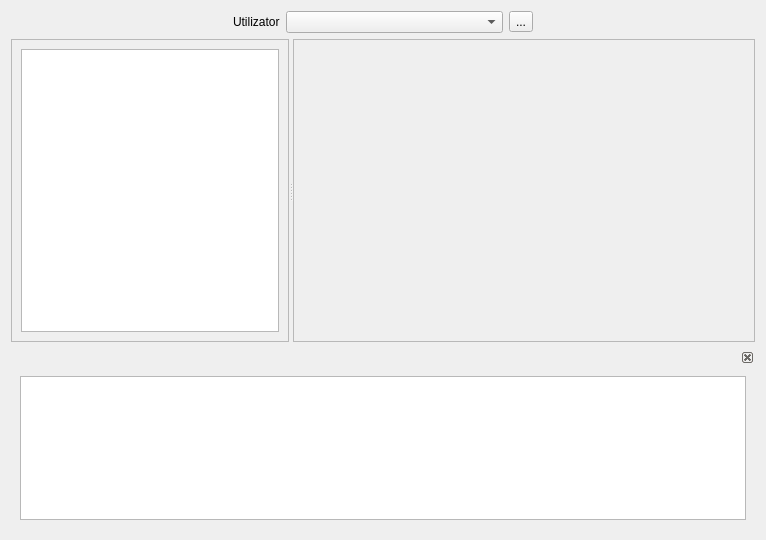
This is data/userpreferences.ui in debalex77/USG as Qt 5 draws it before an edit. The edited form follows.
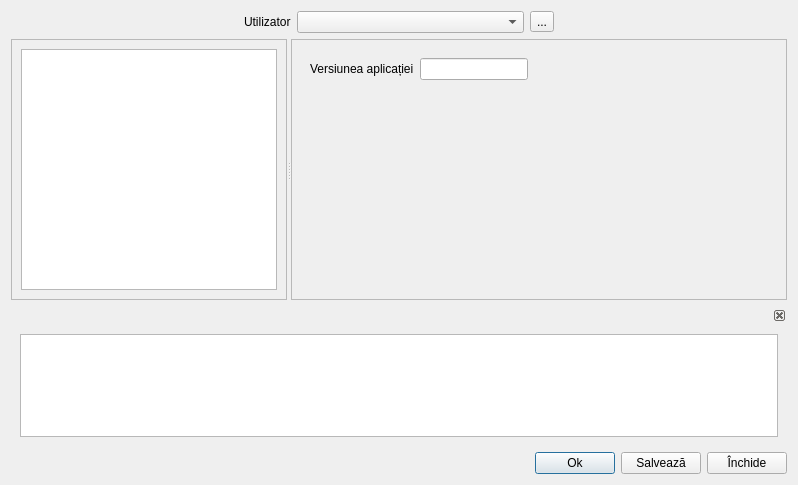
This is the edited form. The open tabs and pages were chosen to show the change. Icons and pictures are not drawn.

Commit message: update new realease / userpreferences

What changed in the file:
```diff
--- a/data/userpreferences.ui
+++ b/data/userpreferences.ui
@@ -6,27 +6,14 @@
    <rect>
     <x>0</x>
     <y>0</y>
-    <width>766</width>
-    <height>540</height>
+    <width>798</width>
+    <height>485</height>
    </rect>
   </property>
   <property name="windowTitle">
    <string>Dialog</string>
   </property>
   <layout class="QGridLayout" name="gridLayout">
-   <item row="0" column="0">
-    <spacer name="horizontalSpacer">
-     <property name="orientation">
-      <enum>Qt::Horizontal</enum>
-     </property>
-     <property name="sizeHint" stdset="0">
-      <size>
-       <width>40</width>
-       <height>20</height>
-      </size>
-     </property>
-    </spacer>
-   </item>
    <item row="2" column="0" colspan="5">
     <widget class="QDockWidget" name="dockWidget">
      <property name="sizePolicy">
@@ -37,8 +24,8 @@
      </property>
      <property name="minimumSize">
       <size>
-       <width>88</width>
-       <height>108</height>
+       <width>200</width>
+       <height>140</height>
       </size>
      </property>
      <property name="features">
@@ -46,7 +33,7 @@
      </property>
      <widget class="QWidget" name="dockWidgetContents">
       <layout class="QGridLayout" name="gridLayout_11">
-       <item row="0" column="0">
+       <item row="0" column="0" colspan="2">
         <widget class="QTextBrowser" name="textBrowser">
          <property name="sizePolicy">
           <sizepolicy hsizetype="Expanding" vsizetype="Fixed">
@@ -66,15 +53,18 @@
      </widget>
     </widget>
    </item>
-   <item row="0" column="2">
-    <widget class="QComboBox" name="comboUsers">
-     <property name="sizePolicy">
-      <sizepolicy hsizetype="Expanding" vsizetype="Fixed">
-       <horstretch>0</horstretch>
-       <verstretch>0</verstretch>
-      </sizepolicy>
+   <item row="0" column="4">
+    <spacer name="horizontalSpacer_2">
+     <property name="orientation">
+      <enum>Qt::Horizontal</enum>
      </property>
-    </widget>
+     <property name="sizeHint" stdset="0">
+      <size>
+       <width>40</width>
+       <height>20</height>
+      </size>
+     </property>
+    </spacer>
    </item>
    <item row="1" column="0" colspan="5">
     <widget class="QSplitter" name="splitter">
@@ -181,17 +171,23 @@
             </widget>
            </item>
            <item row="2" column="3">
-            <widget class="QToolButton" name="toolButton_4">
+            <widget class="QToolButton" name="btnOpenNurses">
              <property name="text">
               <string>...</string>
              </property>
+             <property name="icon">
+              <iconset theme="system-search"/>
+             </property>
             </widget>
            </item>
            <item row="1" column="3">
-            <widget class="QToolButton" name="toolButton_3">
+            <widget class="QToolButton" name="btnOpenDoctors">
              <property name="text">
               <string>...</string>
              </property>
+             <property name="icon">
+              <iconset theme="system-search"/>
+             </property>
             </widget>
            </item>
            <item row="2" column="0">
@@ -212,10 +208,13 @@
             </widget>
            </item>
            <item row="0" column="3">
-            <widget class="QToolButton" name="toolButton_2">
+            <widget class="QToolButton" name="btnOpenOrganizations">
              <property name="text">
               <string>...</string>
              </property>
+             <property name="icon">
+              <iconset theme="system-search"/>
+             </property>
             </widget>
            </item>
            <item row="0" column="0">
@@ -470,26 +469,71 @@
            </item>
           </layout>
          </widget>
-         <widget class="QWidget" name="notEditable"/>
+         <widget class="QWidget" name="notEditable">
+          <layout class="QGridLayout" name="gridLayout_12">
+           <item row="0" column="1">
+            <widget class="QLineEdit" name="versionApp">
+             <property name="enabled">
+              <bool>true</bool>
+             </property>
+             <property name="sizePolicy">
+              <sizepolicy hsizetype="Fixed" vsizetype="Fixed">
+               <horstretch>0</horstretch>
+               <verstretch>0</verstretch>
+              </sizepolicy>
+             </property>
+             <property name="minimumSize">
+              <size>
+               <width>76</width>
+               <height>0</height>
+              </size>
+             </property>
+            </widget>
+           </item>
+           <item row="0" column="0">
+            <widget class="QLabel" name="label_7">
+             <property name="text">
+              <string>Versiunea aplicației</string>
+             </property>
+            </widget>
+           </item>
+           <item row="0" column="2">
+            <spacer name="horizontalSpacer_3">
+             <property name="orientation">
+              <enum>Qt::Horizontal</enum>
+             </property>
+             <property name="sizeType">
+              <enum>QSizePolicy::Expanding</enum>
+             </property>
+             <property name="sizeHint" stdset="0">
+              <size>
+               <width>239</width>
+               <height>20</height>
+              </size>
+             </property>
+            </spacer>
+           </item>
+           <item row="1" column="1">
+            <spacer name="verticalSpacer_4">
+             <property name="orientation">
+              <enum>Qt::Vertical</enum>
+             </property>
+             <property name="sizeHint" stdset="0">
+              <size>
+               <width>20</width>
+               <height>40</height>
+              </size>
+             </property>
+            </spacer>
+           </item>
+          </layout>
+         </widget>
         </widget>
        </item>
       </layout>
      </widget>
     </widget>
    </item>
-   <item row="0" column="4">
-    <spacer name="horizontalSpacer_2">
-     <property name="orientation">
-      <enum>Qt::Horizontal</enum>
-     </property>
-     <property name="sizeHint" stdset="0">
-      <size>
-       <width>40</width>
-       <height>20</height>
-      </size>
-     </property>
-    </spacer>
-   </item>
    <item row="0" column="1">
     <widget class="QLabel" name="label">
      <property name="text">
@@ -498,16 +542,85 @@
     </widget>
    </item>
    <item row="0" column="3">
-    <widget class="QToolButton" name="toolButton">
+    <widget class="QToolButton" name="btnOpenUsers">
      <property name="text">
       <string>...</string>
      </property>
      <property name="icon">
-      <iconset resource="../resource.qrc">
-       <normaloff>:/img/open-search.png</normaloff>:/img/open-search.png</iconset>
+      <iconset theme="system-search"/>
      </property>
     </widget>
    </item>
+   <item row="0" column="0">
+    <spacer name="horizontalSpacer">
+     <property name="orientation">
+      <enum>Qt::Horizontal</enum>
+     </property>
+     <property name="sizeHint" stdset="0">
+      <size>
+       <width>40</width>
+       <height>20</height>
+      </size>
+     </property>
+    </spacer>
+   </item>
+   <item row="0" column="2">
+    <widget class="QComboBox" name="comboUsers">
+     <property name="sizePolicy">
+      <sizepolicy hsizetype="Expanding" vsizetype="Fixed">
+       <horstretch>0</horstretch>
+       <verstretch>0</verstretch>
+      </sizepolicy>
+     </property>
+    </widget>
+   </item>
+   <item row="3" column="0" colspan="5">
+    <layout class="QHBoxLayout" name="horizontalLayout">
+     <item>
+      <spacer name="horizontalSpacer_4">
+       <property name="orientation">
+        <enum>Qt::Horizontal</enum>
+       </property>
+       <property name="sizeHint" stdset="0">
+        <size>
+         <width>40</width>
+         <height>20</height>
+        </size>
+       </property>
+      </spacer>
+     </item>
+     <item>
+      <widget class="QPushButton" name="btnOk">
+       <property name="text">
+        <string>Ok</string>
+       </property>
+       <property name="icon">
+        <iconset theme="emblem-default"/>
+       </property>
+      </widget>
+     </item>
+     <item>
+      <widget class="QPushButton" name="btnWrite">
+       <property name="text">
+        <string>Salvează</string>
+       </property>
+       <property name="icon">
+        <iconset theme="document-save"/>
+       </property>
+      </widget>
+     </item>
+     <item>
+      <widget class="QPushButton" name="btnClose">
+       <property name="text">
+        <string>Închide</string>
+       </property>
+       <property name="icon">
+        <iconset theme="window-close"/>
+       </property>
+      </widget>
+     </item>
+    </layout>
+   </item>
   </layout>
  </widget>
  <resources>
```
Left out of the diff: 4 changed lines with no effect on the pictures. The commit also changes 5 other files.
